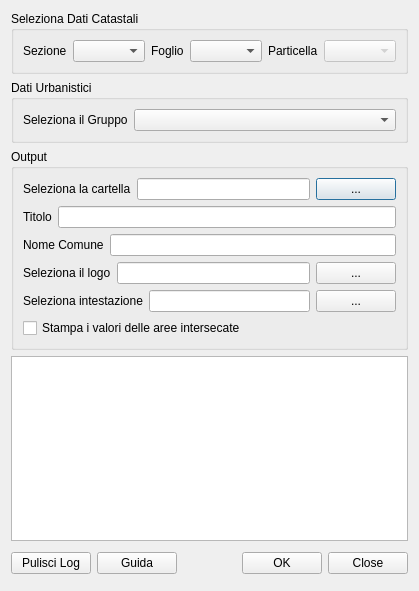
Old version of the form cdu_creator_dialog_base.ui in the repository gtergeomatica/PLUGIN_CDU_CREATOR.
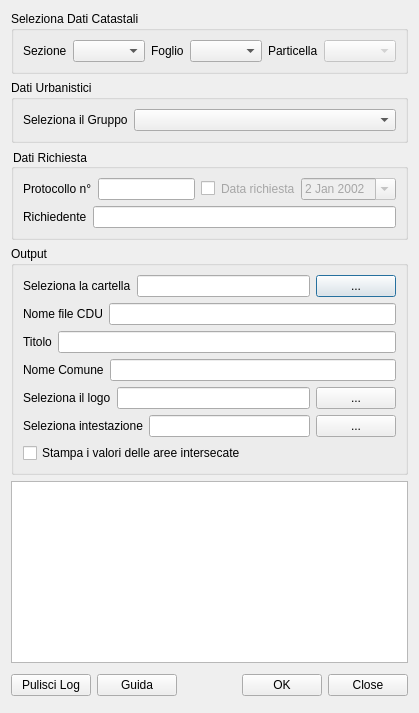
New version of the form.

Commit message: made sezione field not mandatory, added new input parameters, etc.

The edit to the form file:
```diff
--- a/cdu_creator_dialog_base.ui
+++ b/cdu_creator_dialog_base.ui
@@ -6,16 +6,16 @@
    <rect>
     <x>0</x>
     <y>0</y>
-    <width>387</width>
-    <height>591</height>
+    <width>415</width>
+    <height>713</height>
    </rect>
   </property>
   <property name="windowTitle">
    <string>CDU Creator</string>
   </property>
-  <layout class="QHBoxLayout" name="horizontalLayout_12">
+  <layout class="QHBoxLayout" name="horizontalLayout_16">
    <item>
-    <layout class="QVBoxLayout" name="verticalLayout_2">
+    <layout class="QVBoxLayout" name="verticalLayout_3">
      <item>
       <widget class="QGroupBox" name="groupBox">
        <property name="title">
@@ -116,12 +116,118 @@
        </layout>
       </widget>
      </item>
+     <item>
+      <widget class="QGroupBox" name="groupBox_4">
+       <property name="styleSheet">
+        <string notr="true">color: rgb(0,0,0);</string>
+       </property>
+       <property name="title">
+        <string>Dati Richiesta</string>
+       </property>
+       <layout class="QHBoxLayout" name="horizontalLayout_14">
+        <item>
+         <layout class="QVBoxLayout" name="verticalLayout_2">
+          <item>
+           <layout class="QHBoxLayout" name="horizontalLayout_12">
+            <item>
+             <widget class="QLabel" name="label_10">
+              <property name="text">
+               <string>Protocollo n°</string>
+              </property>
+             </widget>
+            </item>
+            <item>
+             <widget class="QLineEdit" name="protocolloLineEdit">
+              <property name="sizePolicy">
+               <sizepolicy hsizetype="Expanding" vsizetype="Fixed">
+                <horstretch>0</horstretch>
+                <verstretch>0</verstretch>
+               </sizepolicy>
+              </property>
+             </widget>
+            </item>
+            <item>
+             <widget class="QCheckBox" name="DataCheckBox">
+              <property name="toolTip">
+               <string extracomment="Attiva Selezione Data">Attiva Selezione Data</string>
+              </property>
+              <property name="toolTipDuration">
+               <number>500000</number>
+              </property>
+              <property name="whatsThis">
+               <string/>
+              </property>
+              <property name="text">
+               <string/>
+              </property>
+             </widget>
+            </item>
+            <item>
+             <widget class="QLabel" name="label_11">
+              <property name="enabled">
+               <bool>false</bool>
+              </property>
+              <property name="styleSheet">
+               <string notr="true">QLabel:disabled
+
+{ color: rgb(166,166,166); }
+</string>
+              </property>
+              <property name="text">
+               <string>Data richiesta</string>
+              </property>
+             </widget>
+            </item>
+            <item>
+             <widget class="QDateEdit" name="dateEdit">
+              <property name="enabled">
+               <bool>false</bool>
+              </property>
+              <property name="styleSheet">
+               <string notr="true">QDateEdit:disabled
+
+{ color: rgb(166,166,166); }
+</string>
+              </property>
+              <property name="calendarPopup">
+               <bool>true</bool>
+              </property>
+              <property name="date">
+               <date>
+                <year>2002</year>
+                <month>1</month>
+                <day>2</day>
+               </date>
+              </property>
+             </widget>
+            </item>
+           </layout>
+          </item>
+          <item>
+           <layout class="QHBoxLayout" name="horizontalLayout_13">
+            <item>
+             <widget class="QLabel" name="label_12">
+              <property name="text">
+               <string>Richiedente</string>
+              </property>
+             </widget>
+            </item>
+            <item>
+             <widget class="QLineEdit" name="richiedenteEdit"/>
+            </item>
+           </layout>
+          </item>
+         </layout>
+        </item>
+       </layout>
+      </widget>
+     </item>
      <item>
       <widget class="QGroupBox" name="groupBox_3">
        <property name="title">
         <string>Output</string>
        </property>
-       <layout class="QHBoxLayout" name="horizontalLayout_11">
+       <layout class="QHBoxLayout" name="horizontalLayout_15">
         <item>
          <layout class="QVBoxLayout" name="verticalLayout">
           <item>
@@ -151,6 +257,20 @@
             </item>
            </layout>
           </item>
+          <item>
+           <layout class="QHBoxLayout" name="horizontalLayout_11">
+            <item>
+             <widget class="QLabel" name="label_13">
+              <property name="text">
+               <string>Nome file CDU</string>
+              </property>
+             </widget>
+            </item>
+            <item>
+             <widget class="QLineEdit" name="nameLineEdit"/>
+            </item>
+           </layout>
+          </item>
           <item>
            <layout class="QHBoxLayout" name="horizontalLayout_5">
             <item>
```
The commit also changes 1 other file.
